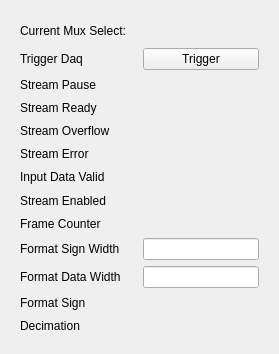
First picture: the form in new_look/channel_settings.ui, repository cristinasewell/ATCA_PyDM_Screens, before the edit.
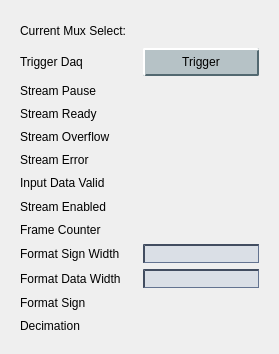
Second picture: the form after the edit. Custom widgets are drawn as their Qt base class.

The edit to the form file:
```diff
--- a/new_look/channel_settings.ui
+++ b/new_look/channel_settings.ui
@@ -13,6 +13,38 @@
   <property name="windowTitle">
    <string>SCOPE</string>
   </property>
+  <property name="styleSheet">
+   <string notr="true">QPushButton {
+    background-color: rgb(182, 194, 198);
+    border-color: rgb(182, 204, 212) rgb(82, 104, 112) rgb(82, 104, 112) rgb(182,204,212);
+    border-style: outset;
+    border-radius: 2px;
+    border-width: 2px; 
+    padding: 5px;
+}
+QPushButton:hover {
+   background-color: rgb(154,170,176);
+}
+QPushButton:pressed {
+    background-color: rgb(104,198,176);
+    border-style: inset;
+    border-width: 3px;
+	border-color: rgb(32,86,73);
+}
+QPushButton:checked{
+    background-color: rgb(104,198,176);
+    border-style: inset;
+    border-width: 3px;
+	border-color: rgb(82, 104, 112)  rgb(182, 204, 212) rgb(182,204,212) rgb(82, 104, 112) ;
+}
+
+QLineEdit {
+  background-color: rgb(218,223,230);
+  border-color: rgb(66,77,96);
+  border-style: inset;
+  border-width: 2px 1px 1px 2px;
+}</string>
+  </property>
   <layout class="QHBoxLayout" name="horizontalLayout">
    <item>
     <widget class="QFrame" name="frame_5">
```
